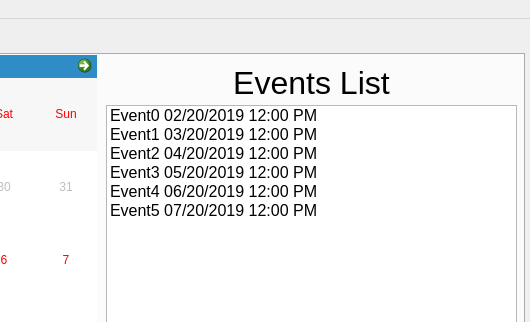
First picture: the form in Qt Project Files/SpiralBound/mainwindow.ui, repository ECU-CSCI-4230/SpiralBound, before the edit; both pictures show x 406 to 936 and y 0 to 322 of the 936 by 642 pixel window.
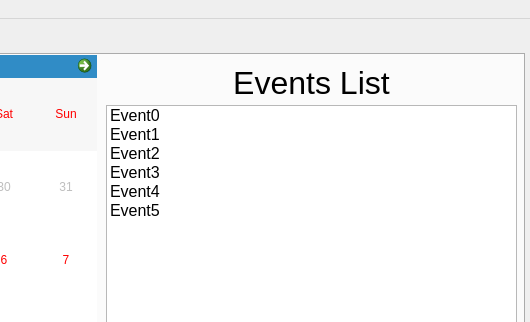
Second picture: the form after the edit. Icons and pictures are not drawn.

Diff of the .ui file:
```diff
--- a/Qt Project Files/SpiralBound/mainwindow.ui
+++ b/Qt Project Files/SpiralBound/mainwindow.ui
@@ -87,32 +87,32 @@
       </property>
       <item>
        <property name="text">
-        <string>Event0 02/20/2019 12:00 PM</string>
+        <string>Event0</string>
        </property>
       </item>
       <item>
        <property name="text">
-        <string>Event1 03/20/2019 12:00 PM</string>
+        <string>Event1 </string>
        </property>
       </item>
       <item>
        <property name="text">
-        <string>Event2 04/20/2019 12:00 PM</string>
+        <string>Event2</string>
        </property>
       </item>
       <item>
        <property name="text">
-        <string>Event3 05/20/2019 12:00 PM</string>
+        <string>Event3</string>
        </property>
       </item>
       <item>
        <property name="text">
-        <string>Event4 06/20/2019 12:00 PM</string>
+        <string>Event4</string>
        </property>
       </item>
       <item>
        <property name="text">
-        <string>Event5 07/20/2019 12:00 PM</string>
+        <string>Event5</string>
        </property>
       </item>
      </widget>
```
